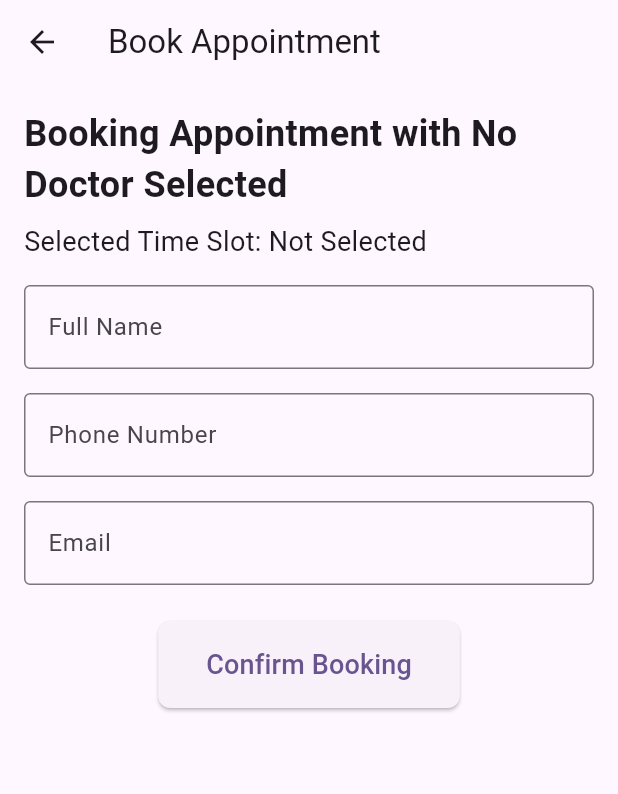
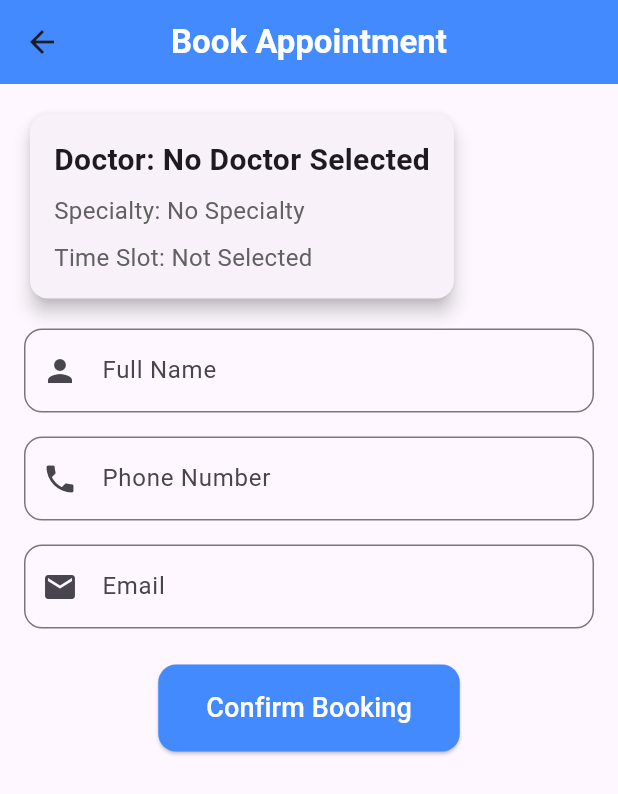
Before and after one commit to NeerajBhatt411/hackthon_dbuu, a Flutter app: the BookAppointmentScreen screen opened directly, on a phone screen of 412 x 824 dp. Shown: the top 794 px of the screen. Run offline on Flutter 3.47's test engine with Material 3 defaults, Android fonts, the phone set to English and light mode, and no system bars; our stand-ins replace cloud_firestore, firebase_auth, firebase_core, firebase_storage, fluttertoast, google_sign_in and 2 more; accounts and stored records are empty.

```diff
--- a/lib/screenHackthon/book_appointment_screen.dart
+++ b/lib/screenHackthon/book_appointment_screen.dart
@@ -1,21 +1,19 @@
 import 'package:flutter/material.dart';
-import 'package:cloud_firestore/cloud_firestore.dart'; // Import Firestore
-import 'package:fluttertoast/fluttertoast.dart'; // For toast messages
+import 'package:cloud_firestore/cloud_firestore.dart';
+import 'package:fluttertoast/fluttertoast.dart';
 
-import 'patient_bottom_bar.dart'; // Import PatientBottomBar
+import 'patient_bottom_bar.dart';
 
 class BookAppointmentScreen extends StatelessWidget {
-  final Map<String, dynamic>? doctor; // Add doctor parameter
-  final String? selectedTimeSlot; // Add selectedTimeSlot parameter
+  final Map<String, dynamic>? doctor;
+  final String? selectedTimeSlot;
 
-  // Constructor with doctor and selectedTimeSlot parameters
   const BookAppointmentScreen({
     this.doctor,
     this.selectedTimeSlot,
     Key? key,
   }) : super(key: key);
 
-  // Function to save appointment to Firestore
   Future<void> _saveAppointmentToFirestore({
     required String patientName,
     required String phone,
@@ -23,7 +21,6 @@ class BookAppointmentScreen extends StatelessWidget {
     required BuildContext context,
   }) async {
     try {
-      // Save data to Firestore
       await FirebaseFirestore.instance.collection('appointments').add({
         'doctorName': doctor?['name'] ?? 'No Doctor',
         'doctorSpecialty': doctor?['specialty'] ?? 'No Specialty',
@@ -34,7 +31,6 @@ class BookAppointmentScreen extends StatelessWidget {
         'timestamp': DateTime.now().toString(),
       });
 
-      // Show success toast
       Fluttertoast.showToast(
         msg: 'Appointment Booked Successfully!',
         toastLength: Toast.LENGTH_SHORT,
@@ -43,16 +39,14 @@ class BookAppointmentScreen extends StatelessWidget {
         textColor: Colors.white,
       );
 
-      // Navigate to PatientBottomBar
       Navigator.pushAndRemoveUntil(
         context,
         MaterialPageRoute(
           builder: (context) => PatientBottomBar(),
         ),
-            (route) => false, // Remove all previous routes
+            (route) => false,
       );
     } catch (e) {
-      // Show error toast
       Fluttertoast.showToast(
         msg: 'Failed to book appointment: $e',
         toastLength: Toast.LENGTH_SHORT,
@@ -65,72 +59,85 @@ class BookAppointmentScreen extends StatelessWidget {
 
   @override
   Widget build(BuildContext context) {
-    // Controllers for form fields
     TextEditingController nameController = TextEditingController();
     TextEditingController phoneController = TextEditingController();
     TextEditingController emailController = TextEditingController();
 
     return Scaffold(
       appBar: AppBar(
-        title: Text('Book Appointment'),
+        title: Text('Book Appointment', style: TextStyle(fontWeight: FontWeight.bold,color: Colors.white)),
+        centerTitle: true,
+        backgroundColor: Colors.blueAccent,
       ),
       body: SingleChildScrollView(
-        child: Padding(
-          padding: const EdgeInsets.all(16.0),
+        padding: EdgeInsets.all(16.0),
         child: Column(
           crossAxisAlignment: CrossAxisAlignment.start,
           children: [
-              // Doctor's Name
+            Card(
+              elevation: 5,
+              shape: RoundedRectangleBorder(borderRadius: BorderRadius.circular(12)),
+              child: Padding(
+                padding: EdgeInsets.all(16),
+                child: Column(
+                  crossAxisAlignment: CrossAxisAlignment.start,
+                  children: [
                     Text(
-                'Booking Appointment with ${doctor?['name'] ?? 'No Doctor Selected'}',
-                style: TextStyle(fontSize: 24, fontWeight: FontWeight.bold),
+                      'Doctor: ${doctor?['name'] ?? 'No Doctor Selected'}',
+                      style: TextStyle(fontSize: 20, fontWeight: FontWeight.bold),
                     ),
                     SizedBox(height: 8),
-
-              // Selected Time Slot
                     Text(
-                'Selected Time Slot: ${selectedTimeSlot ?? 'Not Selected'}',
-                style: TextStyle(fontSize: 18),
+                      'Specialty: ${doctor?['specialty'] ?? 'No Specialty'}',
+                      style: TextStyle(fontSize: 16, color: Colors.grey[700]),
+                    ),
+                    SizedBox(height: 8),
+                    Text(
+                      'Time Slot: ${selectedTimeSlot ?? 'Not Selected'}',
+                      style: TextStyle(fontSize: 16, color: Colors.grey[700]),
+                    ),
+                  ],
+                ),
+              ),
             ),
             SizedBox(height: 16),
-
-              // Add your booking form or details here
-              TextFormField(
+            TextField(
               controller: nameController,
               decoration: InputDecoration(
                 labelText: 'Full Name',
-                  border: OutlineInputBorder(),
+                border: OutlineInputBorder(borderRadius: BorderRadius.circular(12)),
+                prefixIcon: Icon(Icons.person),
               ),
             ),
             SizedBox(height: 16),
-              TextFormField(
+            TextField(
               controller: phoneController,
+              keyboardType: TextInputType.phone,
               decoration: InputDecoration(
                 labelText: 'Phone Number',
-                  border: OutlineInputBorder(),
+                border: OutlineInputBorder(borderRadius: BorderRadius.circular(12)),
+                prefixIcon: Icon(Icons.phone),
               ),
             ),
             SizedBox(height: 16),
-              TextFormField(
+            TextField(
               controller: emailController,
+              keyboardType: TextInputType.emailAddress,
               decoration: InputDecoration(
                 labelText: 'Email',
-                  border: OutlineInputBorder(),
+                border: OutlineInputBorder(borderRadius: BorderRadius.circular(12)),
+                prefixIcon: Icon(Icons.email),
               ),
             ),
             SizedBox(height: 24),
-
-              // Confirm Booking Button
             Center(
               child: ElevatedButton(
                 onPressed: () {
-                    // Validate form fields
                   String name = nameController.text.trim();
                   String phone = phoneController.text.trim();
                   String email = emailController.text.trim();
 
                   if (name.isEmpty || phone.isEmpty || email.isEmpty) {
-                      // Show error if any field is empty
                     Fluttertoast.showToast(
                       msg: 'Please fill all the fields!',
                       toastLength: Toast.LENGTH_SHORT,
@@ -139,36 +146,28 @@ class BookAppointmentScreen extends StatelessWidget {
                       textColor: Colors.white,
                     );
                   } else {
-                      // Save appointment to Firestore
                     _saveAppointmentToFirestore(
                       patientName: name,
                       phone: phone,
                       email: email,
                       context: context,
                     );
-
-                      // Clear text fields
                     nameController.clear();
                     phoneController.clear();
                     emailController.clear();
                   }
                 },
-                  child: Text(
-                    'Confirm Booking',
-                    style: TextStyle(fontSize: 18),
-                  ),
+                child: Text('Confirm Booking', style: TextStyle(fontSize: 18 ,color: Colors.white)),
                 style: ElevatedButton.styleFrom(
+                  backgroundColor: Colors.blueAccent,
                   padding: EdgeInsets.symmetric(horizontal: 32, vertical: 16),
-                    shape: RoundedRectangleBorder(
-                      borderRadius: BorderRadius.circular(8),
-                    ),
+                  shape: RoundedRectangleBorder(borderRadius: BorderRadius.circular(12)),
                 ),
               ),
             ),
           ],
         ),
       ),
-      ),
     );
   }
 }
```
Lines whose indentation alone changed are shown as unchanged.
